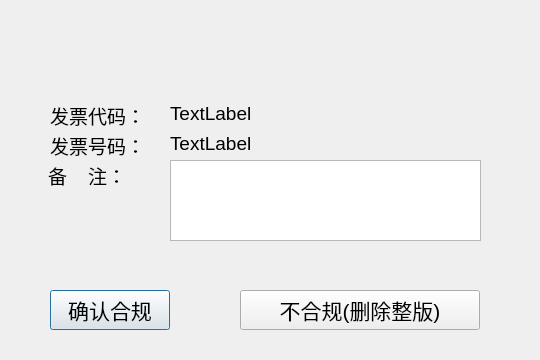
This is yesruledialog.ui in czhc001/Qt-Project-FAPIAO as Qt 5 draws it before an edit. The edited form follows.
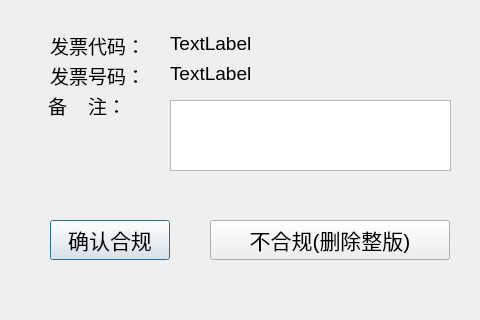
This is the edited form. Icons and pictures are not drawn.

Commit message: 界面bug修复

The edit to the form file:
```diff
--- a/yesruledialog.ui
+++ b/yesruledialog.ui
@@ -6,8 +6,8 @@
    <rect>
     <x>0</x>
     <y>0</y>
-    <width>540</width>
-    <height>360</height>
+    <width>480</width>
+    <height>320</height>
    </rect>
   </property>
   <property name="windowTitle">
@@ -21,7 +21,7 @@
    <property name="geometry">
     <rect>
      <x>50</x>
-     <y>100</y>
+     <y>30</y>
      <width>110</width>
      <height>31</height>
     </rect>
@@ -39,7 +39,7 @@
    <property name="geometry">
     <rect>
      <x>50</x>
-     <y>130</y>
+     <y>60</y>
      <width>110</width>
      <height>31</height>
     </rect>
@@ -57,7 +57,7 @@
    <property name="geometry">
     <rect>
      <x>170</x>
-     <y>100</y>
+     <y>30</y>
      <width>221</width>
      <height>26</height>
     </rect>
@@ -75,7 +75,7 @@
    <property name="geometry">
     <rect>
      <x>170</x>
-     <y>130</y>
+     <y>60</y>
      <width>221</width>
      <height>26</height>
     </rect>
@@ -93,7 +93,7 @@
    <property name="geometry">
     <rect>
      <x>50</x>
-     <y>290</y>
+     <y>220</y>
      <width>120</width>
      <height>40</height>
     </rect>
@@ -111,9 +111,9 @@
    <property name="geometry">
     <rect>
      <x>170</x>
-     <y>160</y>
-     <width>311</width>
-     <height>81</height>
+     <y>100</y>
+     <width>281</width>
+     <height>71</height>
     </rect>
    </property>
    <property name="font">
@@ -133,7 +133,7 @@
    <property name="geometry">
     <rect>
      <x>48</x>
-     <y>160</y>
+     <y>90</y>
      <width>110</width>
      <height>31</height>
     </rect>
@@ -159,8 +159,8 @@
   <widget class="QPushButton" name="Button_no">
    <property name="geometry">
     <rect>
-     <x>240</x>
-     <y>290</y>
+     <x>210</x>
+     <y>220</y>
      <width>240</width>
      <height>40</height>
     </rect>
@@ -177,9 +177,9 @@
   <widget class="QLabel" name="label_hint">
    <property name="geometry">
     <rect>
-     <x>170</x>
-     <y>250</y>
-     <width>200</width>
+     <x>120</x>
+     <y>180</y>
+     <width>240</width>
      <height>31</height>
     </rect>
    </property>
```
The commit also changes 2 other files.
